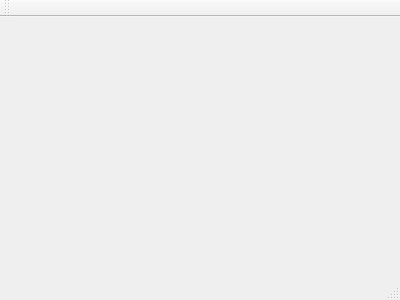
Above: src/mainwindow.ui from ZestyMeta/qontacts before the change. Below: the same form after it.
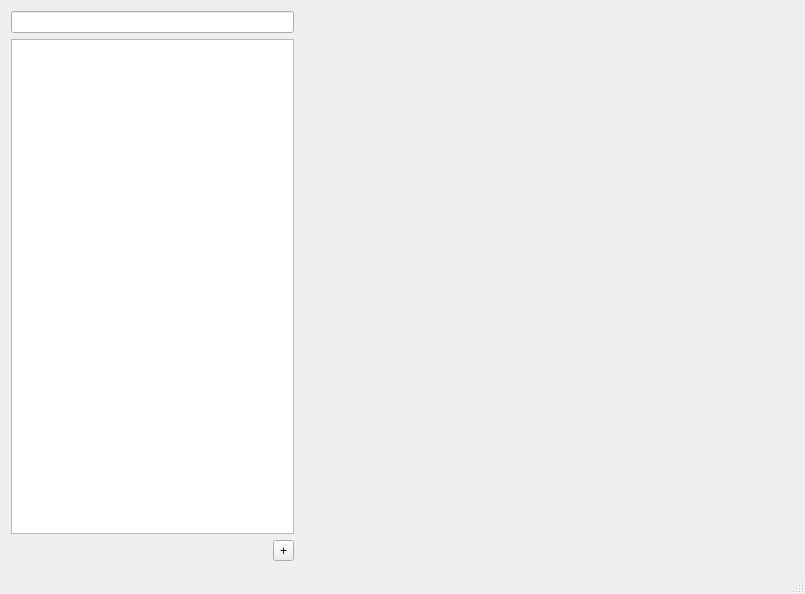
That is the form after the change.

Commit message: Force relink, so I don't go insane

Patch:
```diff
--- a/src/mainwindow.ui
+++ b/src/mainwindow.ui
@@ -1,24 +1,131 @@
 <ui version="4.0">
  <class>MainWindow</class>
- <widget class="QMainWindow" name="MainWindow" >
-  <property name="geometry" >
+ <widget class="QMainWindow" name="MainWindow">
+  <property name="geometry">
    <rect>
     <x>0</x>
     <y>0</y>
-    <width>400</width>
-    <height>300</height>
+    <width>805</width>
+    <height>594</height>
    </rect>
   </property>
-  <property name="windowTitle" >
+  <property name="sizePolicy">
+   <sizepolicy hsizetype="Preferred" vsizetype="Expanding">
+    <horstretch>0</horstretch>
+    <verstretch>0</verstretch>
+   </sizepolicy>
+  </property>
+  <property name="minimumSize">
+   <size>
+    <width>500</width>
+    <height>0</height>
+   </size>
+  </property>
+  <property name="windowTitle">
    <string>MainWindow</string>
   </property>
-  <widget class="QMenuBar" name="menuBar" />
-  <widget class="QToolBar" name="mainToolBar" />
-  <widget class="QWidget" name="centralWidget" />
-  <widget class="QStatusBar" name="statusBar" />
+  <widget class="QWidget" name="centralWidget">
+   <layout class="QHBoxLayout" name="horizontalLayout_2">
+    <property name="spacing">
+     <number>0</number>
+    </property>
+    <item>
+     <layout class="QVBoxLayout" name="verticalLayout">
+      <item>
+       <widget class="QLineEdit" name="searchLIne">
+        <property name="sizePolicy">
+         <sizepolicy hsizetype="Preferred" vsizetype="Fixed">
+          <horstretch>0</horstretch>
+          <verstretch>0</verstretch>
+         </sizepolicy>
+        </property>
+       </widget>
+      </item>
+      <item>
+       <widget class="QListView" name="contactList">
+        <property name="sizePolicy">
+         <sizepolicy hsizetype="Preferred" vsizetype="Expanding">
+          <horstretch>0</horstretch>
+          <verstretch>0</verstretch>
+         </sizepolicy>
+        </property>
+       </widget>
+      </item>
+      <item>
+       <layout class="QHBoxLayout" name="horizontalLayout">
+        <item>
+         <spacer name="horizontalSpacer">
+          <property name="orientation">
+           <enum>Qt::Horizontal</enum>
+          </property>
+          <property name="sizeHint" stdset="0">
+           <size>
+            <width>40</width>
+            <height>20</height>
+           </size>
+          </property>
+         </spacer>
+        </item>
+        <item>
+         <widget class="QToolButton" name="addContact">
+          <property name="text">
+           <string>+</string>
+          </property>
+         </widget>
+        </item>
+       </layout>
+      </item>
+     </layout>
+    </item>
+    <item>
+     <widget class="QWidget" name="widget" native="true">
+      <property name="sizePolicy">
+       <sizepolicy hsizetype="Preferred" vsizetype="Expanding">
+        <horstretch>0</horstretch>
+        <verstretch>0</verstretch>
+       </sizepolicy>
+      </property>
+      <property name="minimumSize">
+       <size>
+        <width>500</width>
+        <height>0</height>
+       </size>
+      </property>
+      <layout class="QHBoxLayout" name="horizontalLayout_3">
+       <property name="margin">
+        <number>0</number>
+       </property>
+       <item>
+        <spacer name="horizontalSpacer_2">
+         <property name="orientation">
+          <enum>Qt::Horizontal</enum>
+         </property>
+         <property name="sizeHint" stdset="0">
+          <size>
+           <width>497</width>
+           <height>20</height>
+          </size>
+         </property>
+        </spacer>
+       </item>
+      </layout>
+     </widget>
+    </item>
+   </layout>
+  </widget>
+  <widget class="QMenuBar" name="menuBar">
+   <property name="geometry">
+    <rect>
+     <x>0</x>
+     <y>0</y>
+     <width>805</width>
+     <height>25</height>
+    </rect>
+   </property>
+  </widget>
+  <widget class="QStatusBar" name="statusBar"/>
  </widget>
- <layoutDefault spacing="6" margin="11" />
- <pixmapfunction></pixmapfunction>
+ <layoutdefault spacing="6" margin="11"/>
  <resources/>
  <connections/>
 </ui>
```
Left out of the diff: 1 changed line with no effect on the pictures. The commit also changes 1 other file.
